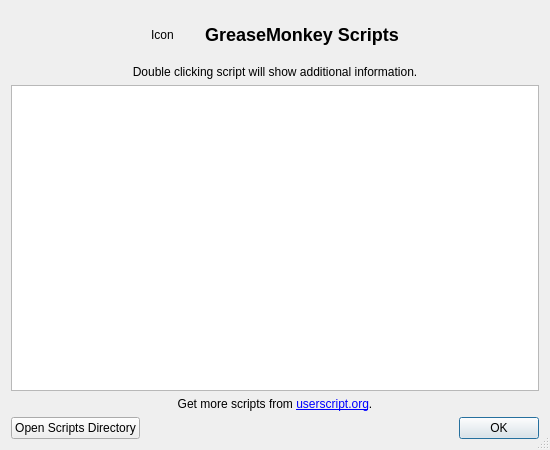
The window that Helpviewer/GreaseMonkey/GreaseMonkeyConfiguration/GreaseMonkeyConfigurationDialog.ui (testmana2/test) describes before a commit, drawn with Qt 5.
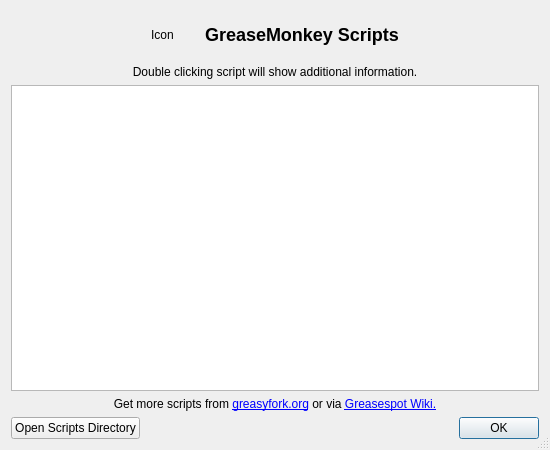
The same window after the commit. Custom widgets are drawn as their Qt base class.

Commit message: Changed the user script link in the grease monkey dialog because userscript.org is done.

Diff of the .ui file:
```diff
--- a/Helpviewer/GreaseMonkey/GreaseMonkeyConfiguration/GreaseMonkeyConfigurationDialog.ui
+++ b/Helpviewer/GreaseMonkey/GreaseMonkeyConfiguration/GreaseMonkeyConfigurationDialog.ui
@@ -96,7 +96,7 @@
    <item>
     <widget class="QLabel" name="downloadLabel">
      <property name="text">
-      <string>&lt;p&gt;Get more scripts from &lt;a href=&quot;www.userscript.org&quot;&gt;userscript.org&lt;/a&gt;.&lt;/p&gt;</string>
+      <string>&lt;p&gt;Get more scripts from &lt;a href=&quot;https://greasyfork.org/&quot;&gt;greasyfork.org&lt;/a&gt; or via &lt;a href=&quot;http://wiki.greasespot.net/User_Script_Hosting&quot;&gt;Greasespot Wiki.&lt;/a&gt;&lt;/p&gt;</string>
      </property>
      <property name="textFormat">
       <enum>Qt::RichText</enum>
```
The commit also changes 1 other file.
